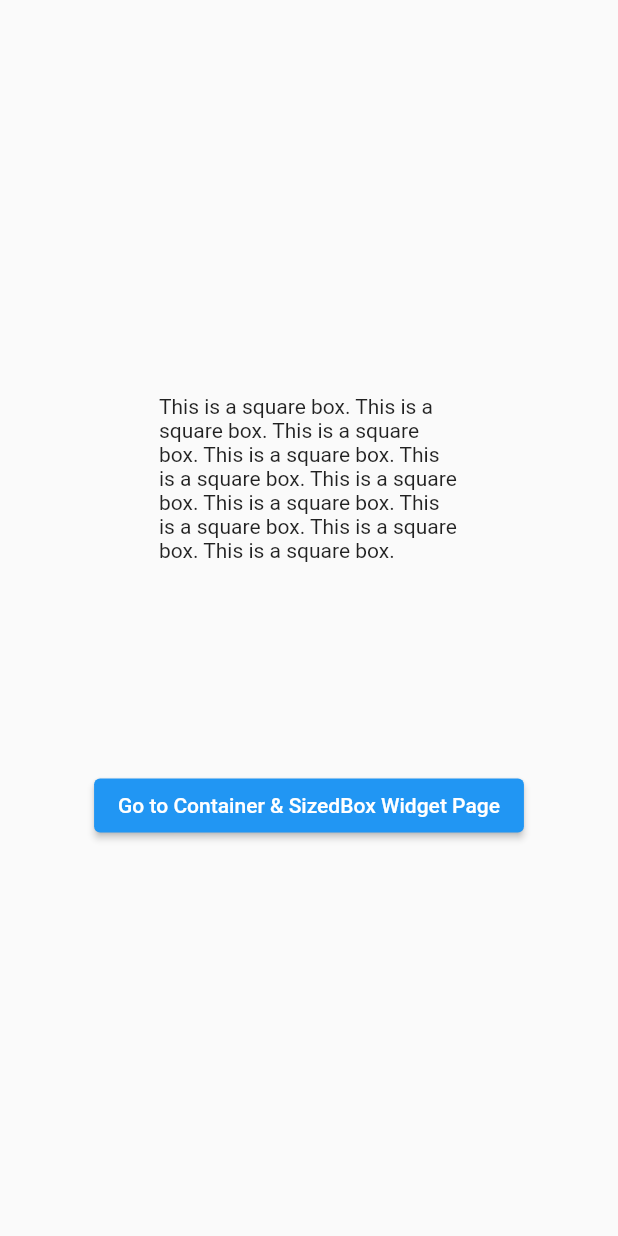
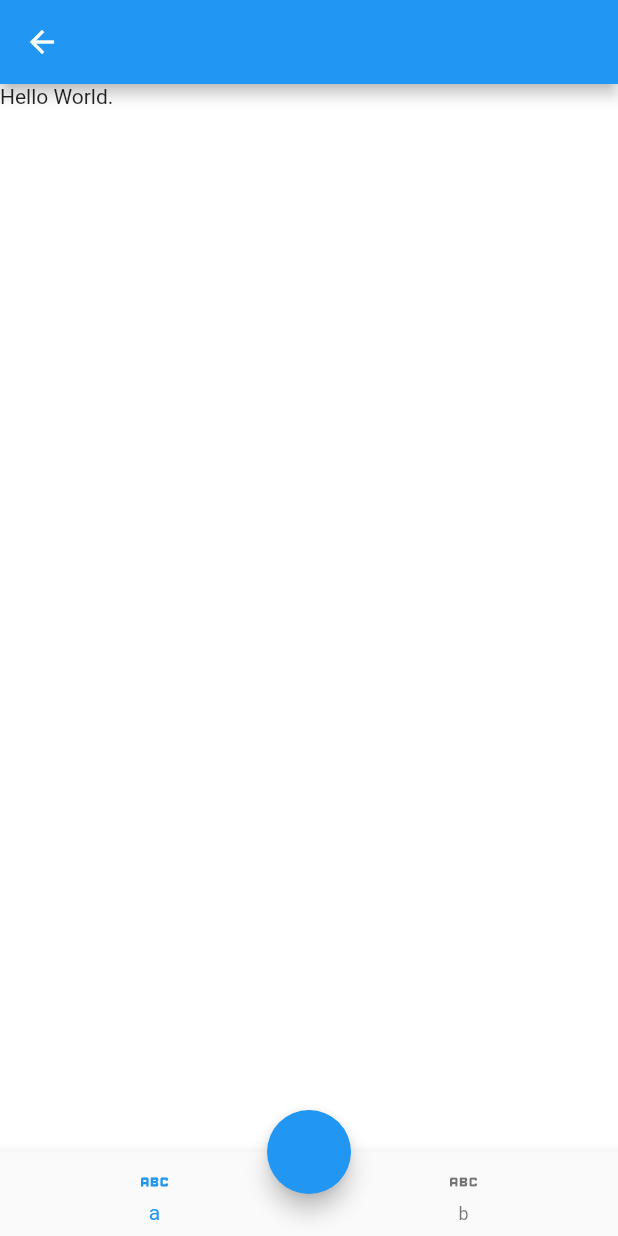
Before and after one commit to Renanuya/flutter_recheck, a Flutter app: the RecheckContainerSizedboxWidgetPages screen opened directly, after a tap on "Go to Container & SizedBox Widget Page", on a phone screen of 412 x 824 dp. Run offline on Flutter 3.47's test engine with Material 2 defaults, Android fonts, the phone set to English and light mode, and no system bars.

Commit message:
Scaffold

```diff
--- a/lib/101/container_sizedbox_widget_recheck.dart
+++ b/lib/101/container_sizedbox_widget_recheck.dart
@@ -1,4 +1,5 @@
 import 'package:flutter/material.dart';
+import 'package:flutter_check/101/scaffold_recheck.dart';
 
 class RecheckContainerSizedboxWidgetPages extends StatelessWidget {
   const RecheckContainerSizedboxWidgetPages({super.key});
@@ -26,8 +27,7 @@ class RecheckContainerSizedboxWidgetPages extends StatelessWidget {
                 Navigator.push(
                     context,
                     MaterialPageRoute(
-                        builder: (context) =>
-                            const RecheckContainerSizedboxWidgetPages()));
+                        builder: (context) => const RecheckScaffoldPage()));
               },
               child: const Text('Go to Container & SizedBox Widget Page'),
             ),
--- /dev/null
+++ b/lib/101/scaffold_recheck.dart
@@ -0,0 +1,34 @@
+import 'package:flutter/material.dart';
+
+class RecheckScaffoldPage extends StatelessWidget {
+  const RecheckScaffoldPage({super.key});
+
+  @override
+  Widget build(BuildContext context) {
+    return Scaffold(
+      appBar: AppBar(),
+      body: const Text('Hello World.'),
+      backgroundColor: Colors.white70,
+      //We have use "extendBody: true" to extend the body of the scaffold to the bottom of the screen.
+      extendBody: true,
+      floatingActionButton: FloatingActionButton(
+        onPressed: () {
+          //We have used "showModalBottomSheet" to show a bottom sheet.
+          showModalBottomSheet(
+            context: context,
+            builder: (context) => Container(
+              height: 200,
+            ),
+          );
+        },
+      ),
+      //We have used "floatingActionButtonLocation: FloatingActionButtonLocation.centerDocked" to set the location of the floating action button.
+      floatingActionButtonLocation: FloatingActionButtonLocation.centerDocked,
+      //We have used "bottomNavigationBar: BottomNavigationBar(items: const [])" to set the bottom navigation bar.
+      bottomNavigationBar: BottomNavigationBar(items: const [
+        BottomNavigationBarItem(icon: Icon(Icons.abc_outlined), label: 'a'),
+        BottomNavigationBarItem(icon: Icon(Icons.abc_outlined), label: 'b'),
+      ]),
+    );
+  }
+}
```
